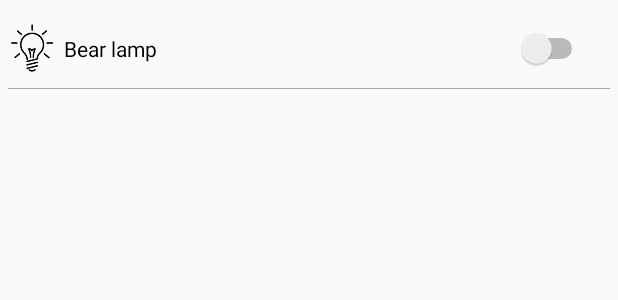
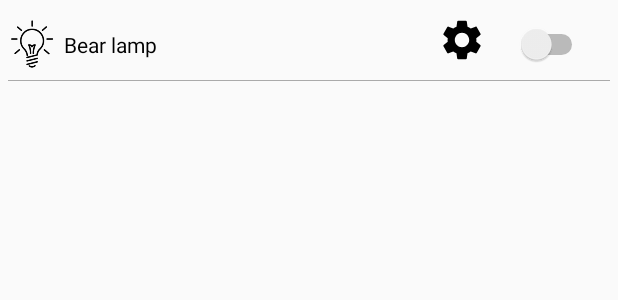
Before and after one commit to seanhodges/incandescent, an Android app: the layout content_select_list_entry.xml on its own in the app's theme, with its tools: preview values and no code run, on a phone screen of 412 x 824 dp. Shown: the top 300 px of the screen. Run offline under Robolectric (Android 15) with nearby library versions, the phone set to English and light mode, and no system bars.

Commit message:
Reinstate the control button in list mode

```diff
--- a/feature/src/main/res/layout/content_select_list_entry.xml
+++ b/feature/src/main/res/layout/content_select_list_entry.xml
@@ -35,12 +35,13 @@
 
     <ImageButton
         android:id="@+id/control_button"
-        android:visibility="invisible"
         android:layout_marginEnd="20dp"
         android:layout_toStartOf="@id/action_enable"
         android:layout_alignWithParentIfMissing="true"
-        android:layout_width="wrap_content"
-        android:layout_height="wrap_content"
+        android:layout_marginTop="5dp"
+        android:layout_marginBottom="5dp"
+        android:layout_width="32dp"
+        android:layout_height="32dp"
         android:background="@drawable/control_button"/>
 
     <Switch android:id="@+id/action_enable"
```
Also changed, not shown: feature/src/main/java/uk/co/seanhodges/incandescent/client/selection/ContentAdapter.kt (+23 -1 lines), feature/src/main/java/uk/co/seanhodges/incandescent/client/selection/ListEntry.kt (+4 -4 lines).
